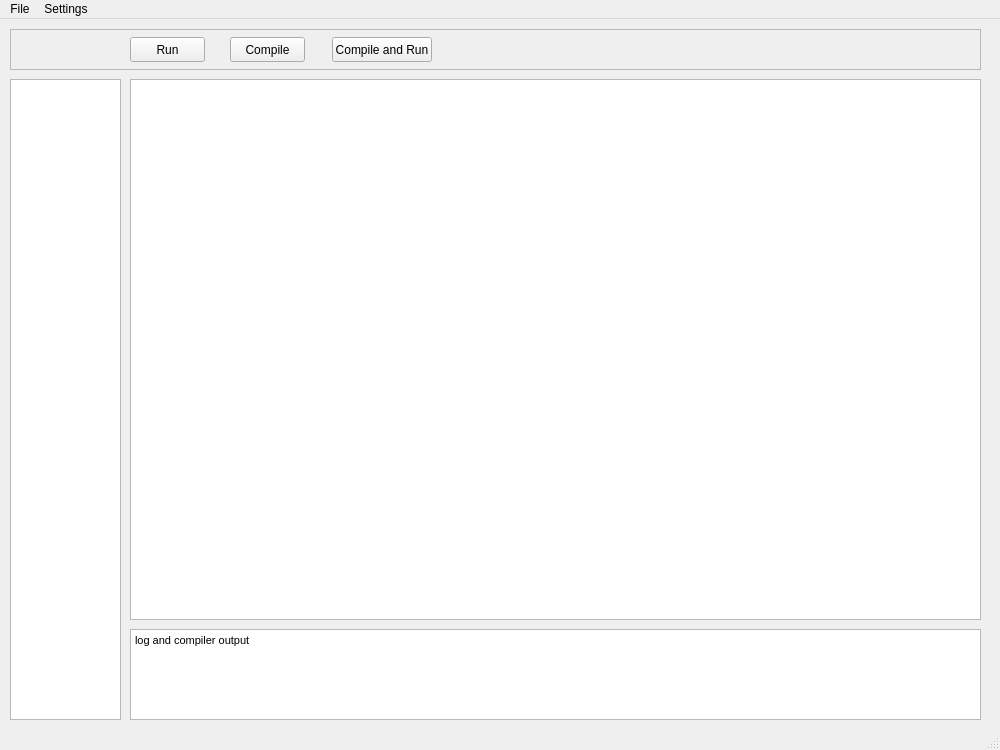
Old version of the form mainwindow.ui in the repository plmr0/wyde.
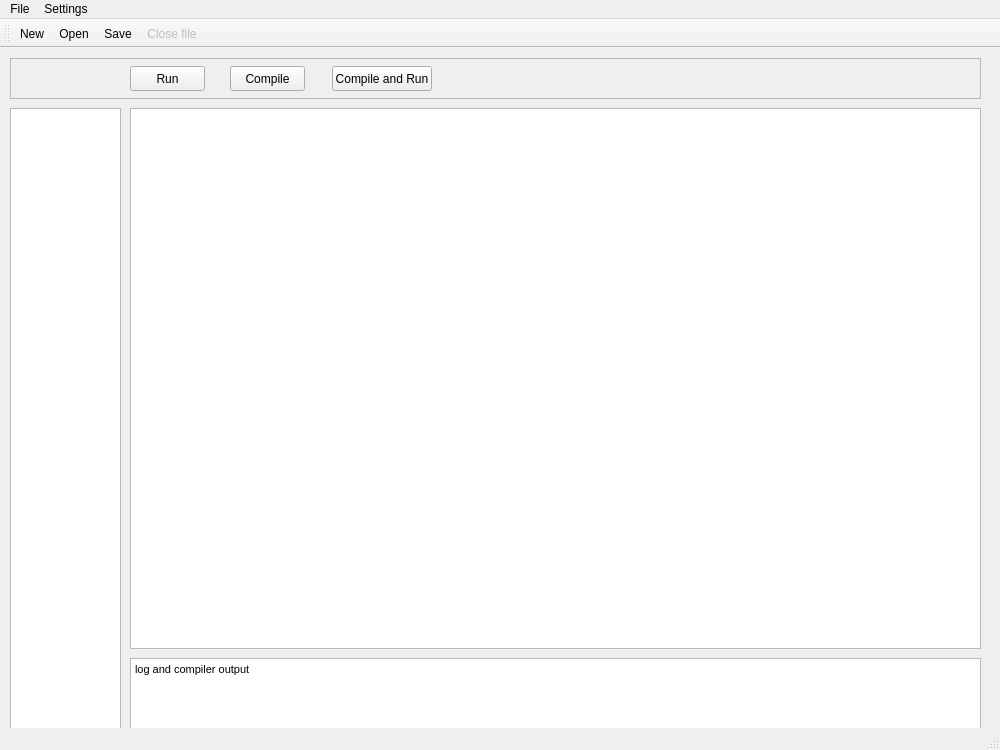
New version of the form. Icons and pictures are not drawn.

Commit message: New MenuBar actions and icons

```diff
--- a/mainwindow.ui
+++ b/mainwindow.ui
@@ -187,6 +187,21 @@
    <addaction name="menuOpen"/>
    <addaction name="menuSettings"/>
   </widget>
+  <widget class="QToolBar" name="toolBar">
+   <property name="windowTitle">
+    <string>toolBar</string>
+   </property>
+   <attribute name="toolBarArea">
+    <enum>TopToolBarArea</enum>
+   </attribute>
+   <attribute name="toolBarBreak">
+    <bool>false</bool>
+   </attribute>
+   <addaction name="actionNew"/>
+   <addaction name="actionOpen"/>
+   <addaction name="actionSave"/>
+   <addaction name="actionClose_file"/>
+  </widget>
   <action name="actionOpen">
    <property name="text">
     <string>Open</string>
@@ -207,6 +222,33 @@
     <string>Exit</string>
    </property>
   </action>
+  <action name="actionClose_file">
+   <property name="checkable">
+    <bool>false</bool>
+   </property>
+   <property name="enabled">
+    <bool>false</bool>
+   </property>
+   <property name="icon">
+    <iconset resource="resource.qrc">
+     <normaloff>:/res/img/close.ico</normaloff>:/res/img/close.ico</iconset>
+   </property>
+   <property name="text">
+    <string>Close file</string>
+   </property>
+  </action>
+  <action name="actionNew">
+   <property name="icon">
+    <iconset resource="resource.qrc">
+     <normaloff>:/res/img/new.ico</normaloff>:/res/img/new.ico</iconset>
+   </property>
+   <property name="text">
+    <string>New</string>
+   </property>
+   <property name="shortcut">
+    <string>Ctrl+N</string>
+   </property>
+  </action>
  </widget>
  <resources/>
  <connections/>
```
Left out of the diff: 32 changed lines with no effect on the pictures. The commit also changes 12 other files.
